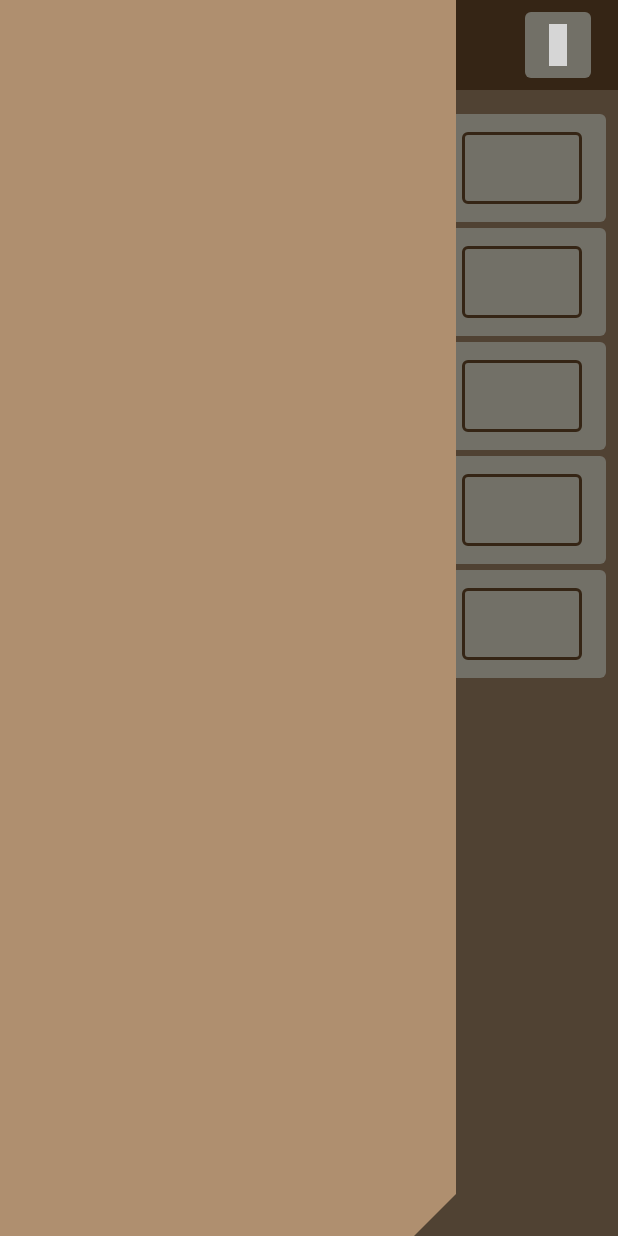
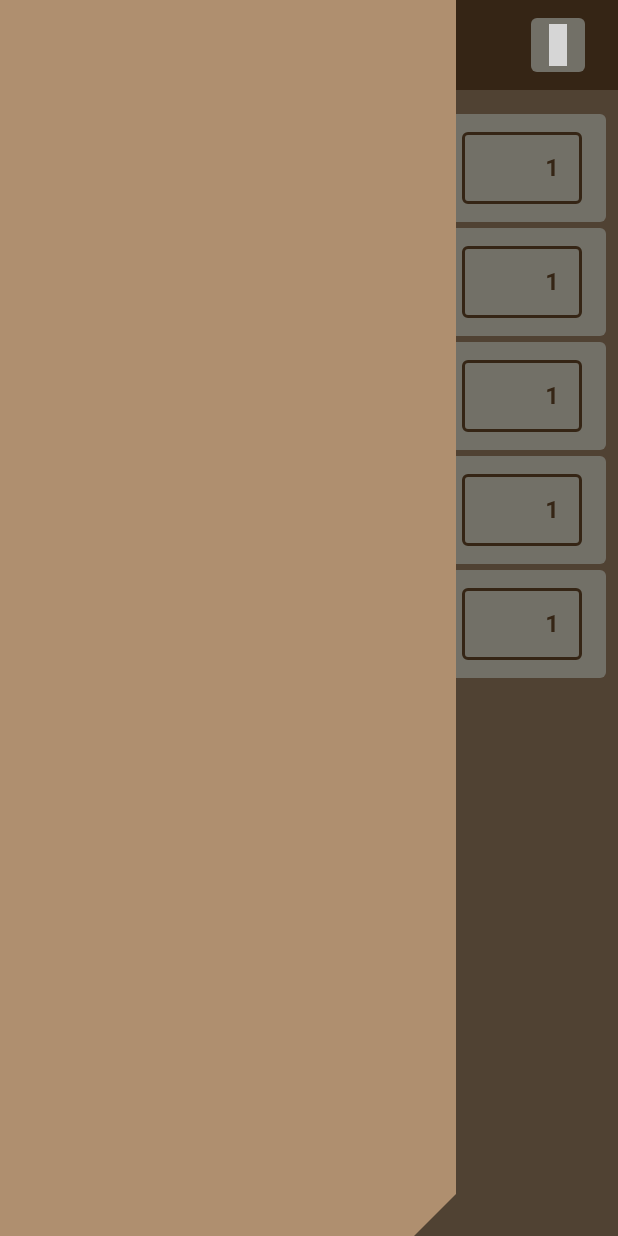
Before and after one commit to xaistrying/expense-note, a Flutter app: the screen it shows after launch, in the side drawer, after a tap on the "menu" icon, on a phone screen of 412 x 824 dp. Run offline on Flutter 3.47's test engine with Material 3 defaults, Android fonts, the phone set to English and light mode, and no system bars; our stand-ins replace bloc, flutter_bloc, freezed_annotation, go_router, icons_plus; generated files the repository leaves out were written again; grey boxes are pictures that could not be loaded.

Commit message:
feat: set up function for add and minus button

```diff
--- a/lib/presentation/home/cubit/handle_tile_cubit.dart
+++ b/lib/presentation/home/cubit/handle_tile_cubit.dart
@@ -1,4 +1,5 @@
 import 'package:bloc/bloc.dart';
+import 'package:flutter/material.dart';
 import 'package:freezed_annotation/freezed_annotation.dart';
 
 part 'handle_tile_state.dart';
@@ -14,4 +15,39 @@ class HandleTileCubit extends Cubit<HandleTileState> {
       emit(TileSelectionChanged(state.data.copyWith(selectedTileIndex: index)));
     }
   }
+
+  void updateControllers(int length) {
+    var controllers = [...state.data.controllers];
+    if (controllers.isEmpty) {
+      for (int i = 0; i < length; i++) {
+        controllers.add(TextEditingController(text: '1'));
+      }
+    }
+    emit(ControllersUpdated(state.data.copyWith(controllers: controllers)));
+  }
+
+  void updateValue(UpdateType type) {
+    var index = state.data.selectedTileIndex;
+    var controllers = [...state.data.controllers];
+    if (index != null) {
+      if (controllers.length > index) {
+        var value = int.tryParse(controllers[index].text);
+        if (value != null) {
+          switch (type) {
+            case UpdateType.add:
+              controllers[index].text = (++value).toString();
+              break;
+            case UpdateType.minus:
+              if (value != 0) {
+                controllers[index].text = (--value).toString();
+              }
+              break;
+          }
+        }
+      }
+      emit(ValueUpdated(state.data.copyWith(controllers: controllers)));
+    }
+  }
 }
+
+enum UpdateType { add, minus }
--- a/lib/presentation/home/cubit/handle_tile_state.dart
+++ b/lib/presentation/home/cubit/handle_tile_state.dart
@@ -2,8 +2,10 @@ part of 'handle_tile_cubit.dart';
 
 @freezed
 abstract class HandleTileStateData with _$HandleTileStateData {
-  const factory HandleTileStateData({int? selectedTileIndex}) =
-      _HandleTileStateData;
+  const factory HandleTileStateData({
+    int? selectedTileIndex,
+    @Default([]) List<TextEditingController> controllers,
+  }) = _HandleTileStateData;
 }
 
 @freezed
@@ -11,4 +13,8 @@ abstract class HandleTileState with _$HandleTileState {
   const factory HandleTileState.initial(HandleTileStateData data) = _Initial;
   const factory HandleTileState.tileSelectionChanged(HandleTileStateData data) =
       TileSelectionChanged;
+  const factory HandleTileState.controllersUpdated(HandleTileStateData data) =
+      ControllersUpdated;
+  const factory HandleTileState.valueUpdated(HandleTileStateData data) =
+      ValueUpdated;
 }
--- a/lib/presentation/home/home_screen.dart
+++ b/lib/presentation/home/home_screen.dart
@@ -23,8 +23,19 @@ class HomeScreen extends StatelessWidget {
   }
 }
 
-class HomeBody extends StatelessWidget {
+class HomeBody extends StatefulWidget {
   const HomeBody({super.key});
+
+  @override
+  State<HomeBody> createState() => _HomeBodyState();
+}
+
+class _HomeBodyState extends State<HomeBody> {
+  @override
+  void initState() {
+    super.initState();
+    context.read<HandleTileCubit>().updateControllers(5);
+  }
 
   @override
   Widget build(BuildContext context) {
@@ -41,7 +52,7 @@ class HomeBody extends StatelessWidget {
               builder: (context) {
                 return IconButton(
                   onPressed: () => Scaffold.of(context).openDrawer(),
-                  icon: Icon(Icons.menu_rounded),
+                  icon: Icon(Icons.menu_rounded, size: AppDimens.iconSize28),
                 );
               },
             ),
@@ -61,7 +72,7 @@ class HomeBody extends StatelessWidget {
               ),
               backgroundColor: WidgetStatePropertyAll(AppColor.customBrown3),
               padding: const WidgetStatePropertyAll(
-                EdgeInsets.all(AppDimens.padding8),
+                EdgeInsets.all(AppDimens.padding4),
               ),
             ),
             icon: Icon(
@@ -86,7 +97,6 @@ class HomeBody extends StatelessWidget {
               padding: const EdgeInsets.only(bottom: AppDimens.padding4),
               child: CustomTileWidget(index: index),
             ),
-
         padding: const EdgeInsets.symmetric(
           horizontal: AppDimens.padding8,
           vertical: AppDimens.padding16,
--- a/lib/presentation/home/widget/custom_bottom_navbar_widget.dart
+++ b/lib/presentation/home/widget/custom_bottom_navbar_widget.dart
@@ -43,47 +43,37 @@ class _CustomBottomNavbarWidgetState extends State<CustomBottomNavbarWidget>
       },
       child: SlideTransition(
         position: _slideAnimation,
-        child: Theme(
-          data: ThemeData(
-            hoverColor: Colors.transparent,
-            highlightColor: Colors.transparent,
-            splashColor: AppColor.customBrown2.withValues(alpha: 160),
-          ),
-          child: NavigationBar(
-            height: 60,
-            backgroundColor: AppColor.customBrown1,
-            indicatorShape: RoundedRectangleBorder(
-              borderRadius: BorderRadius.circular(AppDimens.borderRadius4),
-            ),
-            indicatorColor: Colors.transparent,
-            labelBehavior: NavigationDestinationLabelBehavior.alwaysHide,
-            destinations: [
-              Padding(
-                padding: const EdgeInsets.all(AppDimens.padding4),
-                child: NavigationDestination(
-                  icon: SizedBox(
-                    width: double.infinity,
-                    height: double.infinity,
-                    child: Icon(
-                      MingCute.add_fill,
-                      color: AppColor.customBrown3,
-                    ),
+        child: Container(
+          height: 60,
+          decoration: BoxDecoration(color: AppColor.customBrown1),
+          child: Row(
+            children: [
+              Expanded(
+                child: Container(
+                  margin: const EdgeInsets.all(AppDimens.padding4),
+                  height: double.infinity,
+                  child: IconButton(
+                    onPressed:
+                        () => context.read<HandleTileCubit>().updateValue(
+                          UpdateType.add,
+                        ),
+                    style: _customButtonStyle(),
+                    icon: Icon(MingCute.add_fill),
                   ),
-                  label: '',
                 ),
               ),
-              Padding(
-                padding: const EdgeInsets.all(AppDimens.padding4),
-                child: NavigationDestination(
-                  icon: SizedBox(
-                    width: double.infinity,
-                    height: double.infinity,
-                    child: Icon(
-                      MingCute.minimize_fill,
-                      color: AppColor.customBrown3,
-                    ),
+              Expanded(
+                child: Container(
+                  margin: const EdgeInsets.all(AppDimens.padding4),
+                  height: double.infinity,
+                  child: IconButton(
+                    onPressed:
+                        () => context.read<HandleTileCubit>().updateValue(
+                          UpdateType.minus,
+                        ),
+                    style: _customButtonStyle(),
+                    icon: Icon(MingCute.minimize_fill),
                   ),
-                  label: '',
                 ),
               ),
             ],
@@ -93,3 +83,15 @@ class _CustomBottomNavbarWidgetState extends State<CustomBottomNavbarWidget>
     );
   }
 }
+
+ButtonStyle _customButtonStyle() => IconButton.styleFrom(
+  backgroundColor: Colors.transparent,
+  foregroundColor: AppColor.customBrown3,
+  focusColor: Colors.transparent,
+  hoverColor: Colors.transparent,
+  overlayColor: AppColor.customBrown3,
+  iconSize: AppDimens.iconSize28,
+  shape: RoundedRectangleBorder(
+    borderRadius: BorderRadius.circular(AppDimens.borderRadius4),
+  ),
+);
--- a/lib/presentation/home/widget/custom_tile_widget.dart
+++ b/lib/presentation/home/widget/custom_tile_widget.dart
@@ -55,11 +55,22 @@ class CustomTileWidget extends StatelessWidget {
               trailing: SizedBox(
                 width: 80,
                 child: TextFormField(
+                  controller: state.data.controllers[index],
+                  textAlign: TextAlign.right,
+                  textAlignVertical: TextAlignVertical.center,
+                  style: TextStyle(
+                    fontSize: AppDimens.fontSizeDefault,
+                    color: AppColor.customBrown1,
+                    fontWeight: FontWeight.bold,
+                  ),
                   readOnly: true,
                   decoration: InputDecoration(
                     border: _customInputBorder(),
                     focusedBorder: _customInputBorder(),
                     enabledBorder: _customInputBorder(),
+                    contentPadding: EdgeInsets.symmetric(
+                      horizontal: AppDimens.padding8,
+                    ),
                   ),
                 ),
               ),
```
